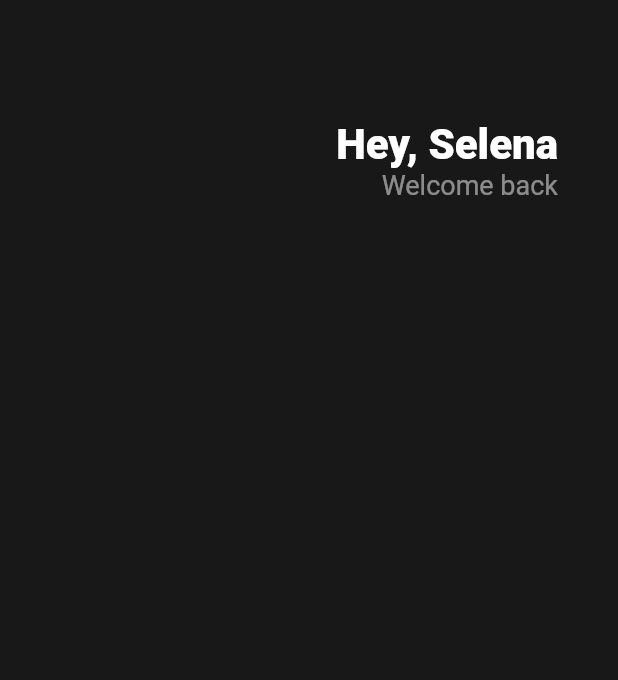
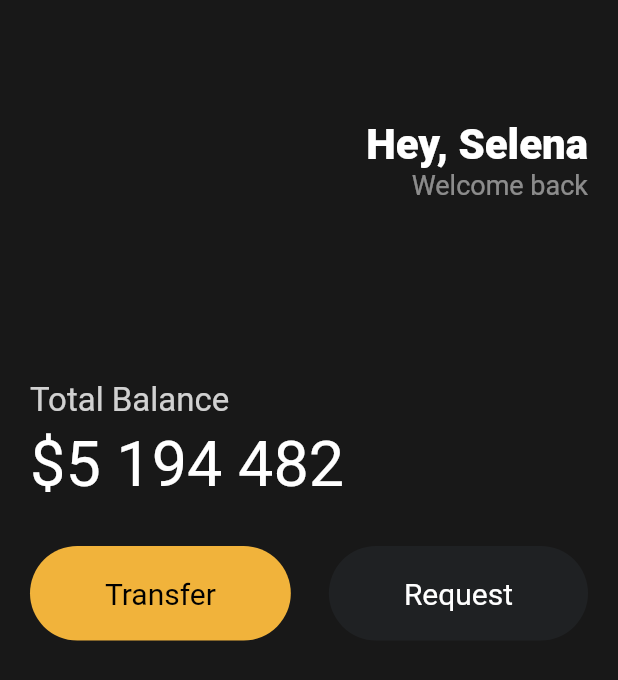
Before and after one commit to Tinubee/flutter-learn, a Flutter app: the screen it shows after launch, on a phone screen of 412 x 824 dp. Shown: the top 680 px of the screen. Run offline on Flutter 3.47's test engine with Material 2 defaults, Android fonts, the phone set to English and light mode, and no system bars.

Commit message:
📝 #3.5
- Add Widgets

```diff
--- a/lib/main.dart
+++ b/lib/main.dart
@@ -1,21 +1,24 @@
-import 'package:flutter/cupertino.dart';
 import 'package:flutter/material.dart';
+import 'package:toonflix/widgets/Button.dart';
 
 void main() {
-  runApp(App());
+  runApp(const App());
 }
 
 class App extends StatelessWidget {
+  const App({super.key});
+
   @override
   Widget build(BuildContext context) {
     return MaterialApp(
       home: Scaffold(
-        backgroundColor: Color(0xFF181818),
+        backgroundColor: const Color(0xFF181818),
         body: Padding(
-          padding: EdgeInsets.symmetric(horizontal: 40),
+          padding: const EdgeInsets.symmetric(horizontal: 20),
           child: Column(
+            crossAxisAlignment: CrossAxisAlignment.start,
             children: [
-              SizedBox(
+              const SizedBox(
                 height: 80,
               ),
               Row(
@@ -24,7 +27,7 @@ class App extends StatelessWidget {
                   Column(
                     crossAxisAlignment: CrossAxisAlignment.end,
                     children: [
-                      Text(
+                      const Text(
                         'Hey, Selena',
                         style: TextStyle(
                             color: Colors.white,
@@ -35,11 +38,42 @@ class App extends StatelessWidget {
                         'Welcome back',
                         style: TextStyle(
                             color: Colors.white.withOpacity(0.5), fontSize: 18),
-                      )
+                      ),
                     ],
                   ),
                 ],
-              )
+              ),
+              const SizedBox(
+                height: 120,
+              ),
+              Text(
+                'Total Balance',
+                style: TextStyle(
+                    fontSize: 22, color: Colors.white.withOpacity((0.8))),
+              ),
+              const SizedBox(
+                height: 5,
+              ),
+              const Text(
+                '\$5 194 482',
+                style: TextStyle(fontSize: 42, color: Colors.white),
+              ),
+              const SizedBox(
+                height: 30,
+              ),
+              Row(
+                mainAxisAlignment: MainAxisAlignment.spaceBetween,
+                children: const [
+                  Button(
+                      text: 'Transfer',
+                      bgColor: Color(0xFFF1B33B),
+                      textColor: Colors.black),
+                  Button(
+                      text: 'Request',
+                      bgColor: Color(0xFF1F2123),
+                      textColor: Colors.white),
+                ],
+              ),
             ],
           ),
         ),
--- /dev/null
+++ b/lib/widgets/button.dart
@@ -0,0 +1,37 @@
+import 'package:flutter/material.dart';
+
+class Button extends StatelessWidget {
+  final String text;
+  final Color bgColor;
+  final Color textColor;
+
+  const Button({
+    super.key,
+    required this.text,
+    required this.bgColor,
+    required this.textColor,
+  });
+
+  @override
+  Widget build(BuildContext context) {
+    return Container(
+      decoration: BoxDecoration(
+        color: bgColor,
+        borderRadius: BorderRadius.circular(45),
+      ),
+      child: Padding(
+        padding: const EdgeInsets.symmetric(
+          vertical: 20,
+          horizontal: 50,
+        ),
+        child: Text(
+          text,
+          style: TextStyle(
+            color: textColor,
+            fontSize: 20,
+          ),
+        ),
+      ),
+    );
+  }
+}
```
